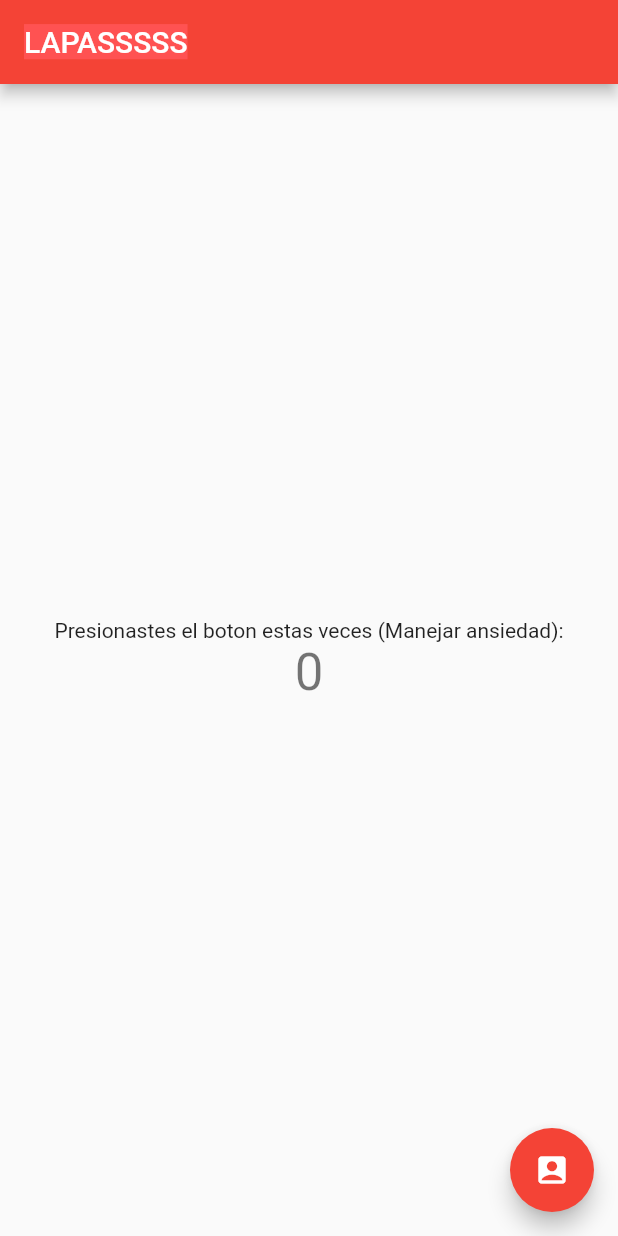
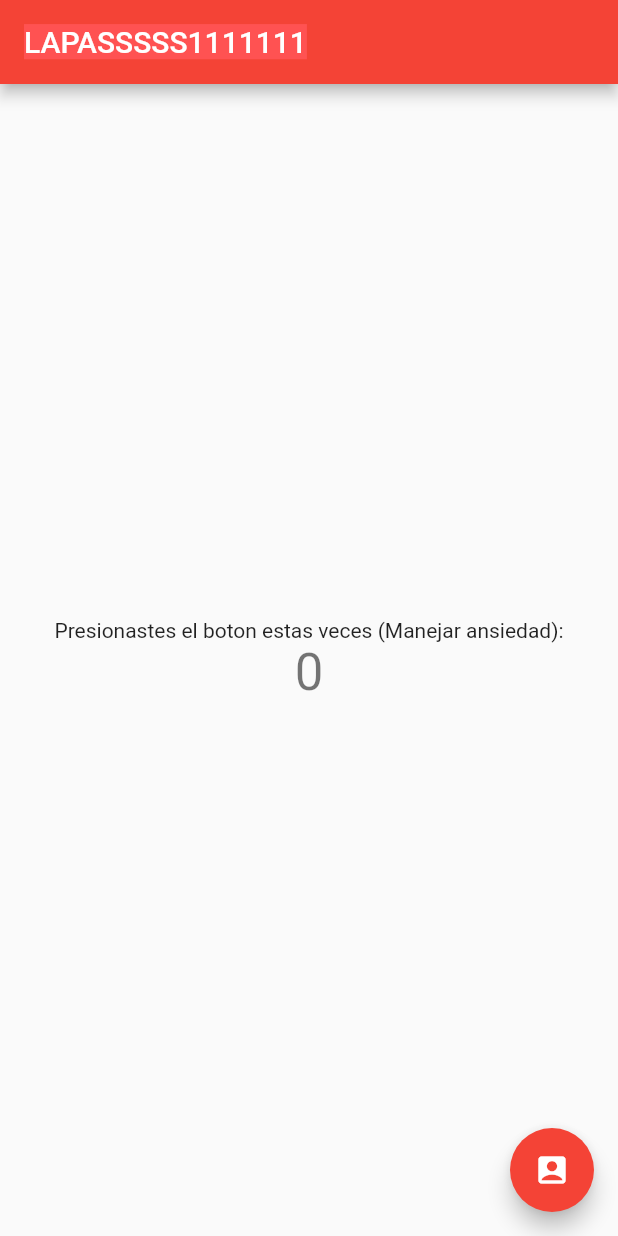
Before and after one commit to gjr17/contador, a Flutter app: the screen it shows after launch, on a phone screen of 412 x 824 dp. Run offline on Flutter 3.47's test engine with Material 2 defaults, Android fonts, the phone set to English and light mode, and no system bars.

Commit message:
Se modifico el nombre de la appBar con 11111

```diff
--- a/lib/main.dart
+++ b/lib/main.dart
@@ -24,7 +24,7 @@ class MyApp extends StatelessWidget {
           // Notice that the counter didn't reset back to zero; the application
           // is not restarted.
           primarySwatch: Colors.red),
-      home: const MyHomePage(title: 'LAPASSSSS'),
+      home: const MyHomePage(title: 'LAPASSSSS1111111'),
     );
   }
 }
```
